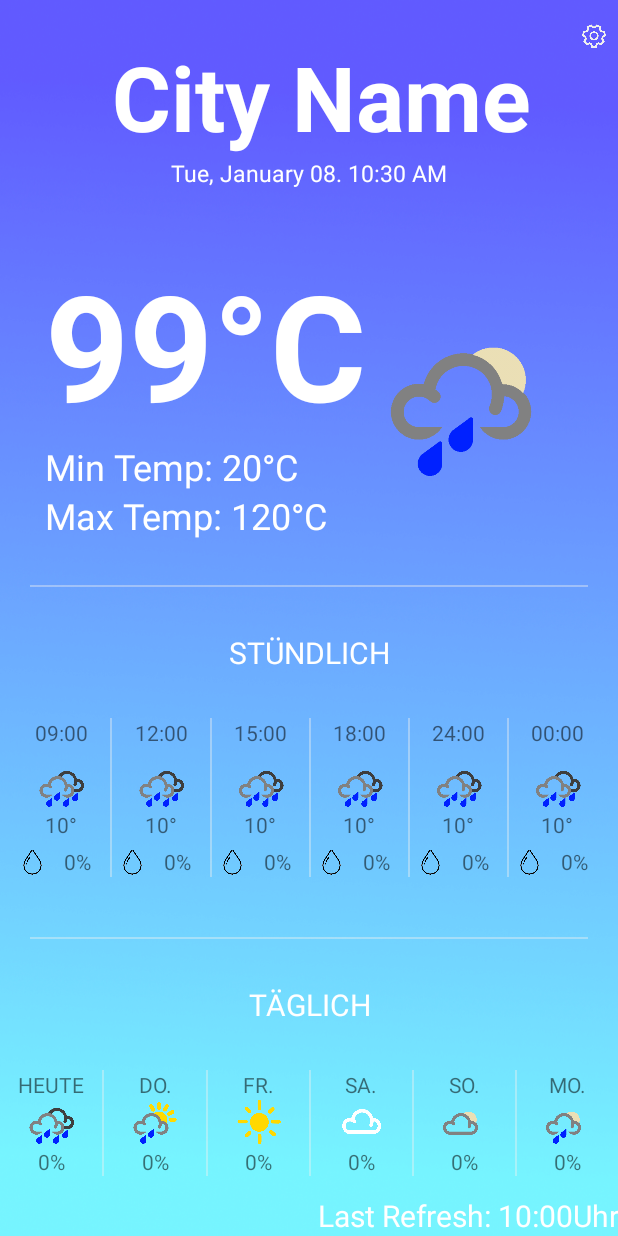
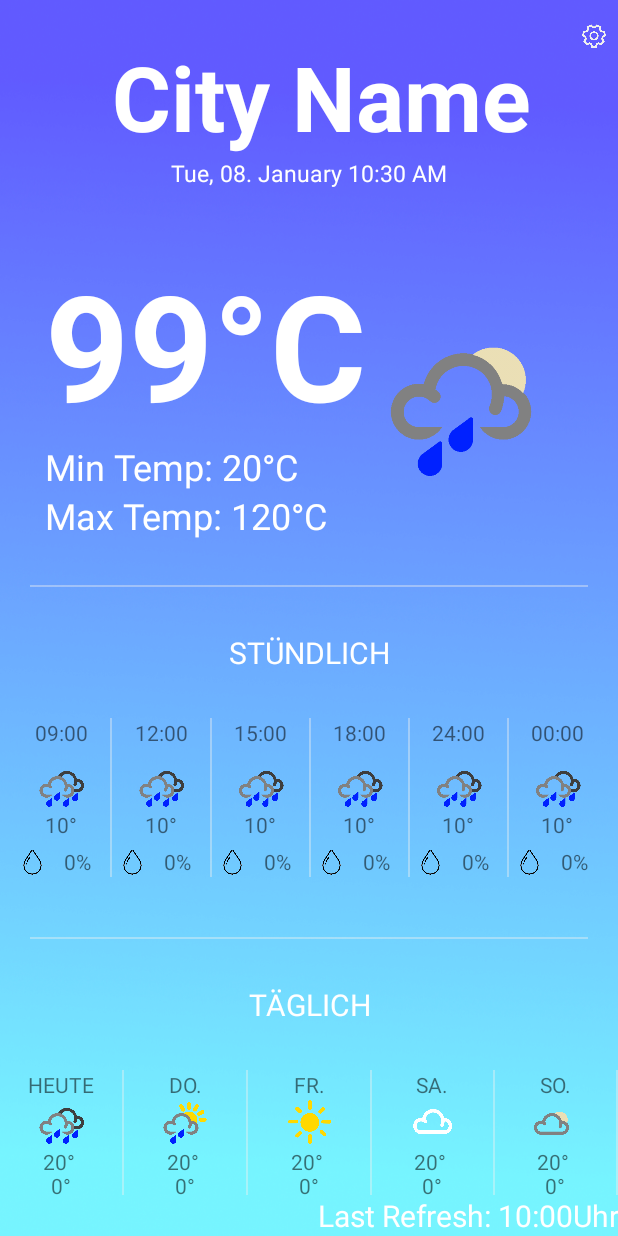
Before and after one commit to NESBasti/AndroidProject, an Android app: the screen it shows after launch (MainActivity), on a phone screen of 412 x 824 dp. Run offline under Robolectric (Android 15) with nearby library versions, the phone set to English and light mode, and no system bars.

Commit message:
correct days for daily forecast

```diff
--- a/app/src/main/java/de/bastian/androidproject/UserInterface.java
+++ b/app/src/main/java/de/bastian/androidproject/UserInterface.java
@@ -28,8 +28,10 @@ class UserInterface {
     private TextView temperature;
     private TextView minTemp;
     private TextView maxTemp;
-    private SimpleDateFormat dateFormat;
-    private SimpleDateFormat dateFormatFixed;
+    private TextView weatherInfo;
+    private SimpleDateFormat dateFormatJSON;
+    private SimpleDateFormat dateFormatTime;
+    private SimpleDateFormat dateFormatDate;
 
     //hourly forecast
     private TextView hourlyTime1;
@@ -51,7 +53,21 @@ class UserInterface {
     private TextView hourlyTemp5;
     private TextView hourlyTemp6;
 
-    private TextView weatherInfo;
+    //daily forecast
+    private ImageView dailyWeather1;
+    private ImageView dailyWeather2;
+    private ImageView dailyWeather3;
+    private ImageView dailyWeather4;
+    private ImageView dailyWeather5;
+    private TextView  dailyTemp1;
+    private TextView  dailyTemp2;
+    private TextView  dailyTemp3;
+    private TextView  dailyTemp4;
+    private TextView  dailyTemp5;
+    private TextView  weekday2;
+    private TextView  weekday3;
+    private TextView  weekday4;
+    private TextView  weekday5;
 
     //region getter & setter
 
@@ -83,8 +99,9 @@ class UserInterface {
     UserInterface(Activity mainActivity) {
         this.mainActivity = mainActivity;
 
-        dateFormat = new SimpleDateFormat("yyyy-MM-dd HH:mm:ss", Locale.GERMANY);
-        dateFormatFixed = new SimpleDateFormat("HH:mm", Locale.GERMANY);
+        dateFormatJSON = new SimpleDateFormat("yyyy-MM-dd HH:mm:ss", Locale.GERMANY);
+        dateFormatTime = new SimpleDateFormat("HH:mm", Locale.GERMANY);
+        dateFormatDate = new SimpleDateFormat("EEE",Locale.GERMANY);
         currentTime = Calendar.getInstance().getTime();
 
         //set Views
@@ -93,8 +110,9 @@ class UserInterface {
         temperature = this.mainActivity.findViewById(R.id.MyTemperature);
         minTemp = this.mainActivity.findViewById(R.id.MyMinTemp);
         maxTemp = this.mainActivity.findViewById(R.id.MyMaxTemp);
+        weatherInfo = this.mainActivity.findViewById(R.id.MyPressure);
 
-        //set View - hourly forecast
+        //set Views - hourly forecast
         hourlyTime1 = this.mainActivity.findViewById(R.id.hourly1time);
         hourlyTime2 = this.mainActivity.findViewById(R.id.hourly2time);
         hourlyTime3 = this.mainActivity.findViewById(R.id.hourly3time);
@@ -116,7 +134,23 @@ class UserInterface {
         hourlyTemp5 = this.mainActivity.findViewById(R.id.hourly5temp);
         hourlyTemp6 = this.mainActivity.findViewById(R.id.hourly6temp);
 
-        weatherInfo = this.mainActivity.findViewById(R.id.MyPressure);
+        //set Views - daily forecast
+        dailyWeather1 = this.mainActivity.findViewById(R.id.daily1weather);
+        dailyWeather2 = this.mainActivity.findViewById(R.id.daily2weather);
+        dailyWeather3 = this.mainActivity.findViewById(R.id.daily3weather);
+        dailyWeather4 = this.mainActivity.findViewById(R.id.daily4weather);
+        dailyWeather5 = this.mainActivity.findViewById(R.id.daily5weather);
+
+        dailyTemp1 = this.mainActivity.findViewById(R.id.daily1temp);
+        dailyTemp2 = this.mainActivity.findViewById(R.id.daily2temp);
+        dailyTemp3 = this.mainActivity.findViewById(R.id.daily3temp);
+        dailyTemp4 = this.mainActivity.findViewById(R.id.daily4temp);
+        dailyTemp5 = this.mainActivity.findViewById(R.id.daily5temp);
+
+        weekday2 = this.mainActivity.findViewById(R.id.daily2day);
+        weekday3 = this.mainActivity.findViewById(R.id.daily3day);
+        weekday4 = this.mainActivity.findViewById(R.id.daily4day);
+        weekday5 = this.mainActivity.findViewById(R.id.daily5day);
     }
 
     /**
@@ -145,14 +179,18 @@ class UserInterface {
         Date sunrise = new Date(weatherCurrent.getSys().getSunrise()*1000L);
         Date sunset = new Date(weatherCurrent.getSys().getSunset()*1000L);
 
-        weatherInfo.append("\nSunrise " + dateFormatFixed.format(sunrise));
-        weatherInfo.append("\nSunset " + dateFormatFixed.format(sunset));
+        weatherInfo.append("\nSunrise " + dateFormatTime.format(sunrise));
+        weatherInfo.append("\nSunset " + dateFormatTime.format(sunset));
     }
 
     void updateForecastInterface(){
         updateForecastHourly();
 
-        updateForecastDaily();
+        try {
+            updateForecastDaily();
+        } catch (ParseException e) {
+            e.printStackTrace();
+        }
 
     }
 
@@ -165,11 +203,11 @@ class UserInterface {
 
         try {
             for(int j = 0; j < maxHours && j < weatherForecast.getCnt(); j++){
-                if(currentTime.after(dateFormat.parse(weatherForecast.getList().get(j).getDt_txt()))){
+                if(currentTime.after(dateFormatJSON.parse(weatherForecast.getList().get(j).getDt_txt()))){
                     maxHours++;
                 }
                 else{
-                    hourly[arrayIndex] = dateFormat.parse(weatherForecast.getList().get(j).getDt_txt());
+                    hourly[arrayIndex] = dateFormatJSON.parse(weatherForecast.getList().get(j).getDt_txt());
                     hourlyForecast.add(weatherForecast.getList().get(j));
                     arrayIndex++;
                 }
@@ -178,12 +216,12 @@ class UserInterface {
             e.printStackTrace();
         }
 
-        hourlyTime1.setText(dateFormatFixed.format(hourly[0]));
-        hourlyTime2.setText(dateFormatFixed.format(hourly[1]));
-        hourlyTime3.setText(dateFormatFixed.format(hourly[2]));
-        hourlyTime4.setText(dateFormatFixed.format(hourly[3]));
-        hourlyTime5.setText(dateFormatFixed.format(hourly[4]));
-        hourlyTime6.setText(dateFormatFixed.format(hourly[5]));
+        hourlyTime1.setText(dateFormatTime.format(hourly[0]));
+        hourlyTime2.setText(dateFormatTime.format(hourly[1]));
+        hourlyTime3.setText(dateFormatTime.format(hourly[2]));
+        hourlyTime4.setText(dateFormatTime.format(hourly[3]));
+        hourlyTime5.setText(dateFormatTime.format(hourly[4]));
+        hourlyTime6.setText(dateFormatTime.format(hourly[5]));
 
         //update weather
         List<Integer> hourlyIcons = new ArrayList<>();
@@ -269,7 +307,59 @@ class UserInterface {
         hourlyTemp6.setText(String.valueOf(Math.round(hourlyTemps.get(5))) + "°");
     }
 
-    void updateForecastDaily(){
+    void updateForecastDaily() throws ParseException {
+        Calendar lastDay = Calendar.getInstance();
+        Calendar currentDay = Calendar.getInstance();
+
+        //update weekdays
+        lastDay.setTime(dateFormatJSON.parse(weatherForecast.getList().get(0).getDt_txt()));
+
+        lastDay.add(Calendar.DAY_OF_MONTH,1);
+        weekday2.setText(dateFormatDate.format(lastDay.getTime()));
+        lastDay.add(Calendar.DAY_OF_MONTH,1);
+        weekday3.setText(dateFormatDate.format(lastDay.getTime()));
+        lastDay.add(Calendar.DAY_OF_MONTH,1);
+        weekday4.setText(dateFormatDate.format(lastDay.getTime()));
+        lastDay.add(Calendar.DAY_OF_MONTH,1);
+        weekday5.setText(dateFormatDate.format(lastDay.getTime()));
+
+        lastDay.setTime(dateFormatJSON.parse(weatherForecast.getList().get(0).getDt_txt()));
+
+        //update temperature
+        List<Integer> minTemp = new ArrayList<>();
+        List<Integer> maxTemp = new ArrayList<>();
+        minTemp.add((int)Math.round(weatherForecast.getList().get(0).getMain().getTemp_min()));
+        maxTemp.add((int)Math.round(weatherForecast.getList().get(0).getMain().getTemp_max()));
+        int listFlag = 0;
+
+        for(int i = 0; i < weatherForecast.getCnt(); i++){
+            currentDay.setTime(dateFormatJSON.parse(weatherForecast.getList().get(i).getDt_txt()));
+
+            if(lastDay.get(Calendar.DATE) == currentDay.get(Calendar.DATE)){
+                if(weatherForecast.getList().get(i).getMain().getTemp_min() < minTemp.get(listFlag) ){
+                    minTemp.set(listFlag, (int)Math.round(weatherForecast.getList().get(i).getMain().getTemp_min()));
+                }
+                if(weatherForecast.getList().get(i).getMain().getTemp_max() > maxTemp.get(listFlag) ){
+                    maxTemp.set(listFlag, (int)Math.round(weatherForecast.getList().get(i).getMain().getTemp_max()));
+                }
+            }
+            else{
+                lastDay.set(currentDay.get(Calendar.YEAR), currentDay.get(Calendar.MONTH), currentDay.get(Calendar.DAY_OF_MONTH));
+                listFlag++;
+                if(listFlag > 5)
+                    break;
+                minTemp.add((int)Math.round(weatherForecast.getList().get(i).getMain().getTemp_min()));
+                maxTemp.add((int)Math.round(weatherForecast.getList().get(i).getMain().getTemp_max()));
+            }
+        }
+
+        dailyTemp1.setText(maxTemp.get(0) + "°\n" + minTemp.get(0) + "°");
+        dailyTemp2.setText(maxTemp.get(1) + "°\n" + minTemp.get(1) + "°");
+        dailyTemp3.setText(maxTemp.get(2) + "°\n" + minTemp.get(2) + "°");
+        dailyTemp4.setText(maxTemp.get(3) + "°\n" + minTemp.get(3) + "°");
+        dailyTemp5.setText(maxTemp.get(4) + "°\n" + minTemp.get(4) + "°");
+
+
 
 
     }
--- a/app/src/main/res/layout/cityname.xml
+++ b/app/src/main/res/layout/cityname.xml
@@ -47,7 +47,7 @@
         android:layout_width="match_parent"
         android:layout_height="wrap_content"
         android:format24Hour="EEE, dd. MMMM HH:mm"
-        android:format12Hour="EEE, MMMM dd. hh:mm a"
+        android:format12Hour="EEE, dd. MMMM hh:mm a"
         android:textSize="15dp"
         android:textAlignment="center" />
 
--- a/app/src/main/res/layout/daily.xml
+++ b/app/src/main/res/layout/daily.xml
@@ -54,15 +54,52 @@
                 android:textAlignment="center" />
 
             <ImageView
+                android:id="@+id/daily1weather"
                 android:layout_width="match_parent"
                 android:layout_height="32dp"
                 android:scaleType="fitCenter"
                 android:src="@drawable/heavycloudrain" />
 
             <TextView
+                android:id="@+id/daily1temp"
                 android:layout_width="match_parent"
                 android:layout_height="wrap_content"
-                android:text="0%"
+                android:text="20° \n0°"
+                android:textAlignment="center" />
+
+        </LinearLayout>
+
+        <View
+            android:layout_width="1dp"
+            android:layout_height="match_parent"
+            android:background="@color/lightGray" />
+
+        <LinearLayout
+            android:layout_width="match_parent"
+            android:layout_height="match_parent"
+            android:layout_weight="1"
+            android:orientation="vertical">
+
+            <TextView
+                android:id="@+id/daily2day"
+                android:layout_width="match_parent"
+                android:layout_height="wrap_content"
+                android:layout_gravity="center"
+                android:text="DO."
+                android:textAlignment="center" />
+
+            <ImageView
+                android:id="@+id/daily2weather"
+                android:layout_width="match_parent"
+                android:layout_height="32dp"
+                android:scaleType="fitCenter"
+                android:src="@drawable/sunrain" />
+
+            <TextView
+                android:id="@+id/daily2temp"
+                android:layout_width="match_parent"
+                android:layout_height="wrap_content"
+                android:text="20° \n0°"
                 android:textAlignment="center" />
         </LinearLayout>
 
@@ -78,22 +115,25 @@
             android:orientation="vertical">
 
             <TextView
+                android:id="@+id/daily3day"
                 android:layout_width="match_parent"
                 android:layout_height="wrap_content"
                 android:layout_gravity="center"
-                android:text="DO."
+                android:text="FR."
                 android:textAlignment="center" />
 
             <ImageView
+                android:id="@+id/daily3weather"
                 android:layout_width="match_parent"
                 android:layout_height="32dp"
                 android:scaleType="fitCenter"
-                android:src="@drawable/sunrain" />
+                android:src="@drawable/sun" />
 
             <TextView
+                android:id="@+id/daily3temp"
                 android:layout_width="match_parent"
                 android:layout_height="wrap_content"
-                android:text="0%"
+                android:text="20° \n0°"
                 android:textAlignment="center" />
         </LinearLayout>
 
@@ -109,22 +149,25 @@
             android:orientation="vertical">
 
             <TextView
+                android:id="@+id/daily4day"
                 android:layout_width="match_parent"
                 android:layout_height="wrap_content"
                 android:layout_gravity="center"
-                android:text="FR."
+                android:text="SA."
                 android:textAlignment="center" />
 
             <ImageView
+                android:id="@+id/daily4weather"
                 android:layout_width="match_parent"
                 android:layout_height="32dp"
                 android:scaleType="fitCenter"
-                android:src="@drawable/sun" />
+                android:src="@drawable/cloud" />
 
             <TextView
+                android:id="@+id/daily4temp"
                 android:layout_width="match_parent"
                 android:layout_height="wrap_content"
-                android:text="0%"
+                android:text="20° \n0°"
                 android:textAlignment="center" />
         </LinearLayout>
 
@@ -140,22 +183,25 @@
             android:orientation="vertical">
 
             <TextView
+                android:id="@+id/daily5day"
                 android:layout_width="match_parent"
                 android:layout_height="wrap_content"
                 android:layout_gravity="center"
-                android:text="SA."
+                android:text="SO."
                 android:textAlignment="center" />
 
             <ImageView
+                android:id="@+id/daily5weather"
                 android:layout_width="match_parent"
                 android:layout_height="32dp"
                 android:scaleType="fitCenter"
-                android:src="@drawable/cloud" />
+                android:src="@drawable/mooncloud" />
 
             <TextView
+                android:id="@+id/daily5temp"
                 android:layout_width="match_parent"
                 android:layout_height="wrap_content"
-                android:text="0%"
+                android:text="20° \n0°"
                 android:textAlignment="center" />
         </LinearLayout>
 
@@ -164,62 +210,6 @@
             android:layout_height="match_parent"
             android:background="@color/lightGray" />
 
-        <LinearLayout
-            android:layout_width="match_parent"
-            android:layout_height="match_parent"
-            android:layout_weight="1"
-            android:orientation="vertical">
 
-            <TextView
-                android:layout_width="match_parent"
-                android:layout_height="wrap_content"
-                android:layout_gravity="center"
-                android:text="SO."
-                android:textAlignment="center" />
-
-            <ImageView
-                android:layout_width="match_parent"
-                android:layout_height="32dp"
-                android:scaleType="fitCenter"
-                android:src="@drawable/mooncloud" />
-
-            <TextView
-                android:layout_width="match_parent"
-                android:layout_height="wrap_content"
-                android:text="0%"
-                android:textAlignment="center" />
-        </LinearLayout>
-
-        <View
-            android:layout_width="1dp"
-            android:layout_height="match_parent"
-            android:background="@color/lightGray" />
-
-        <LinearLayout
-            android:layout_width="match_parent"
-            android:layout_height="match_parent"
-            android:layout_weight="1"
-            android:orientation="vertical">
-
-            <TextView
-                android:layout_width="match_parent"
-                android:layout_height="wrap_content"
-                android:layout_gravity="center"
-                android:text="MO."
-                android:textAlignment="center" />
-
-            <ImageView
-                android:layout_width="match_parent"
-                android:layout_height="32dp"
-                android:layout_gravity="center"
-                android:scaleType="fitCenter"
-                android:src="@drawable/moonrain" />
-
-            <TextView
-                android:layout_width="match_parent"
-                android:layout_height="wrap_content"
-                android:text="0%"
-                android:textAlignment="center" />
-        </LinearLayout>
     </LinearLayout>
 </android.support.constraint.ConstraintLayout>
```
